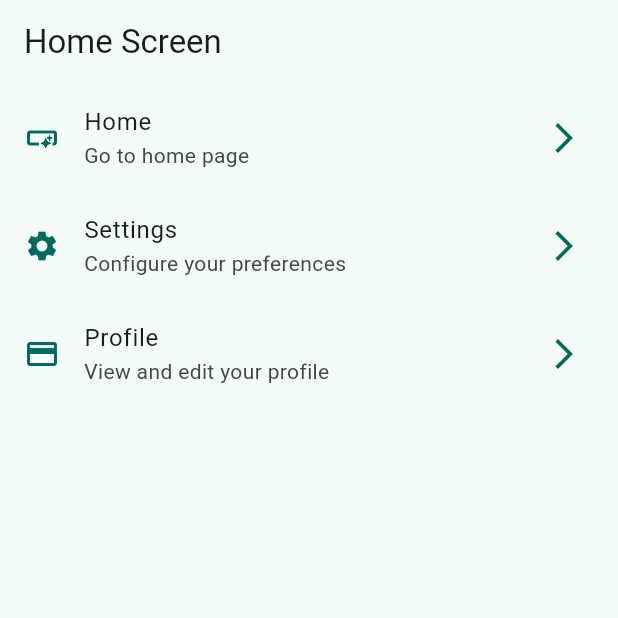
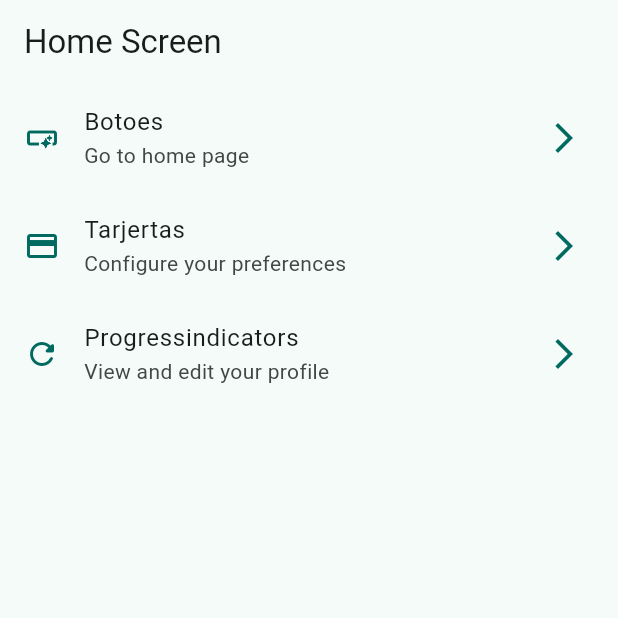
Before and after one commit to JosueCas123/widgets_app, a Flutter app: the screen it shows after launch, on a phone screen of 412 x 824 dp, the top half of it. Run offline on Flutter 3.47's test engine with Material 3 defaults, Android fonts, the phone set to English and light mode, and no system bars; our stand-ins replace go_router.

Commit message:
progress indicator terminado

```diff
--- a/lib/config/menu/menu_items.dart
+++ b/lib/config/menu/menu_items.dart
@@ -24,21 +24,21 @@ class MenuItems {
 
 const appMenuItems = <MenuItems>[
   MenuItems(
-    title: 'Home',
+    title: 'Botoes',
     subtitle: 'Go to home page',
     icon: Icons.smart_button_outlined,
-    link: '/home',
+    link: '/buttons',
   ),
   MenuItems(
-    title: 'Settings',
+    title: 'Tarjertas',
     subtitle: 'Configure your preferences',
-    icon: Icons.settings,
-    link: '/settings',
+    icon: Icons.credit_card,
+    link: '/cards',
   ),
   MenuItems(
-    title: 'Profile',
+    title: 'Progressindicators',
     subtitle: 'View and edit your profile',
-    icon: Icons.credit_card,
-    link: '/profile',
+    icon: Icons.refresh_rounded,
+    link: '/progress',
   ),
 ];
--- a/lib/config/router/app_router.dart
+++ b/lib/config/router/app_router.dart
@@ -12,14 +12,19 @@ final router = GoRouter(
       builder: (context, state) => HomeScreen(),
     ),
     GoRoute(
-      path: '/settings',
+      path: '/buttons',
       name: ButtonScreen.name,
       builder: (context, state) => ButtonScreen(),
     ),
     GoRoute(
-      path: '/profile',
+      path: '/cards',
       name: CardScreen.name,
       builder: (context, state) => CardScreen(),
     ),
+    GoRoute(
+      path: '/progress',
+      name: ProgressScreen.name,
+      builder: (context, state) => ProgressScreen(),
+    )
   ],
 );
```
Also changed, not shown: lib/presentation/screens/progress/progress_screen.dart (+65 -1 lines).
